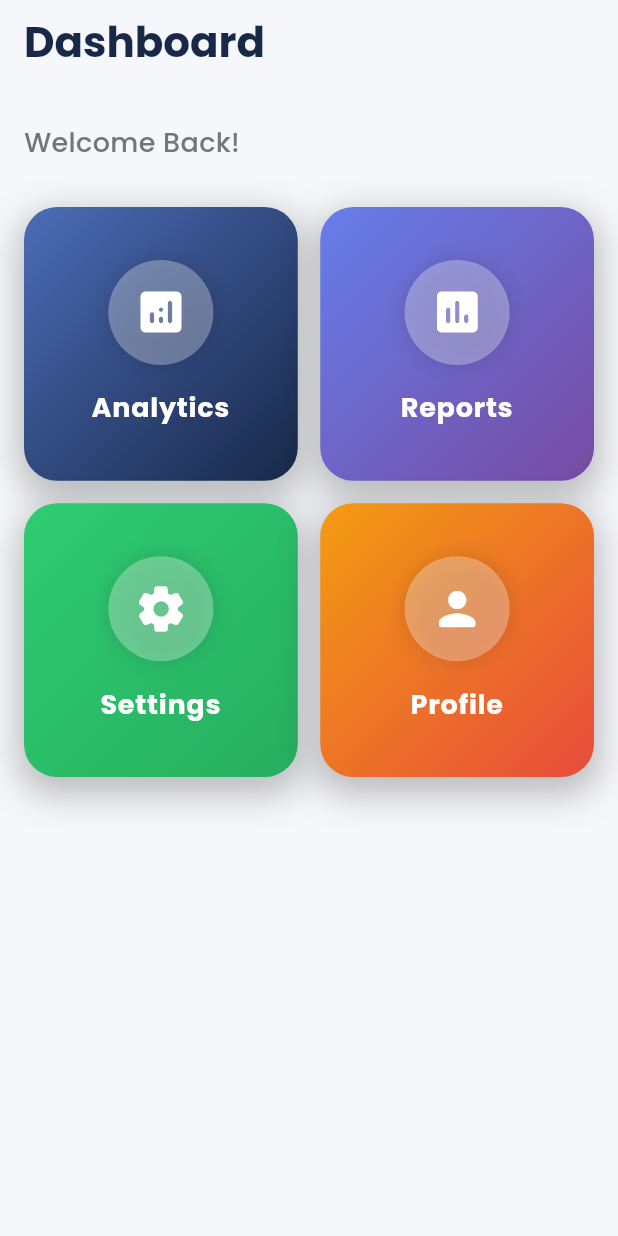
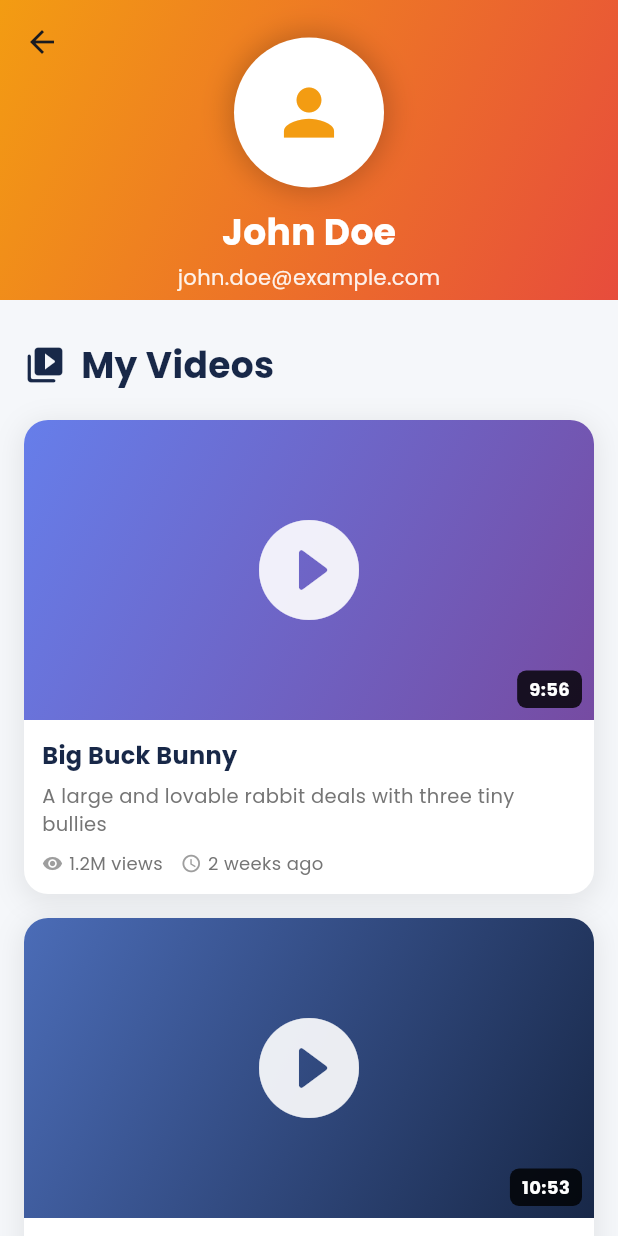
Before and after one commit to 7amed3li/Flutter_Practice, a Flutter app: the screen it shows after launch, after a tap on "Profile", on a phone screen of 412 x 824 dp. Run offline on Flutter 3.47's test engine with Material 3 defaults, Android fonts, the phone set to English and light mode, and no system bars; our stand-ins replace google_fonts, video_player; network calls fail.

Commit message:
Update splash screen, styles, and add new profile/video screens

```diff
--- a/apps/SmartSplashGrid/lib/screens/home_screen.dart
+++ b/apps/SmartSplashGrid/lib/screens/home_screen.dart
@@ -1,6 +1,7 @@
 import 'package:flutter/material.dart';
 import '../widgets/dashboard_card.dart';
 import '../theme/app_theme.dart';
+import 'profile_screen.dart';
 
 class HomeScreen extends StatelessWidget {
   const HomeScreen({super.key});
@@ -48,18 +49,18 @@ class HomeScreen extends StatelessWidget {
                   crossAxisCount: 2,
                   mainAxisSpacing: 15,
                   crossAxisSpacing: 15,
-                  children: const [
-                    DashboardCard(
+                  children: [
+                    const DashboardCard(
                       title: 'Analytics',
                       icon: Icons.analytics_rounded,
                       gradient: AppTheme.cardGradient1,
                     ),
-                    DashboardCard(
+                    const DashboardCard(
                       title: 'Reports',
                       icon: Icons.assessment_rounded,
                       gradient: AppTheme.cardGradient2,
                     ),
-                    DashboardCard(
+                    const DashboardCard(
                       title: 'Settings',
                       icon: Icons.settings_rounded,
                       gradient: AppTheme.cardGradient3,
@@ -68,6 +69,13 @@ class HomeScreen extends StatelessWidget {
                       title: 'Profile',
                       icon: Icons.person_rounded,
                       gradient: AppTheme.cardGradient4,
+                      onTap: () {
+                        Navigator.of(context).push(
+                          MaterialPageRoute(
+                            builder: (context) => const ProfileScreen(),
+                          ),
+                        );
+                      },
                     ),
                   ],
                 ),
--- /dev/null
+++ b/apps/SmartSplashGrid/lib/screens/profile_screen.dart
@@ -0,0 +1,415 @@
+import 'package:flutter/material.dart';
+import '../theme/app_theme.dart';
+import 'video_player_screen.dart';
+
+class ProfileScreen extends StatelessWidget {
+  const ProfileScreen({super.key});
+
+  @override
+  Widget build(BuildContext context) {
+    return Scaffold(
+      backgroundColor: const Color(0xFFF5F7FA),
+      body: CustomScrollView(
+        slivers: [
+          // App Bar with gradient
+          SliverAppBar(
+            expandedHeight: 200,
+            floating: false,
+            pinned: true,
+            flexibleSpace: FlexibleSpaceBar(
+              background: Container(
+                decoration: const BoxDecoration(
+                  gradient: AppTheme.cardGradient4,
+                ),
+                child: SafeArea(
+                  child: Column(
+                    mainAxisAlignment: MainAxisAlignment.center,
+                    children: [
+                      const SizedBox(height: 20),
+                      // Profile Avatar
+                      Container(
+                        width: 100,
+                        height: 100,
+                        decoration: BoxDecoration(
+                          shape: BoxShape.circle,
+                          color: Colors.white,
+                          boxShadow: [
+                            BoxShadow(
+                              color: Colors.black.withOpacity(0.2),
+                              blurRadius: 15,
+                              spreadRadius: 3,
+                            ),
+                          ],
+                        ),
+                        child: const Icon(
+                          Icons.person,
+                          size: 50,
+                          color: AppTheme.cardOrange,
+                        ),
+                      ),
+                      const SizedBox(height: 12),
+                      const Text(
+                        'John Doe',
+                        style: TextStyle(
+                          fontSize: 24,
+                          fontWeight: FontWeight.bold,
+                          color: Colors.white,
+                        ),
+                      ),
+                      const SizedBox(height: 4),
+                      Text(
+                        'john.doe@example.com',
+                        style: TextStyle(
+                          fontSize: 14,
+                          color: Colors.white.withOpacity(0.9),
+                        ),
+                      ),
+                    ],
+                  ),
+                ),
+              ),
+            ),
+          ),
+
+          // Content
+          SliverToBoxAdapter(
+            child: Padding(
+              padding: const EdgeInsets.all(16.0),
+              child: Column(
+                crossAxisAlignment: CrossAxisAlignment.start,
+                children: [
+                  const SizedBox(height: 10),
+
+                  // Section Title
+                  Row(
+                    children: [
+                      const Icon(
+                        Icons.video_library_rounded,
+                        color: AppTheme.deepBlue,
+                        size: 28,
+                      ),
+                      const SizedBox(width: 10),
+                      const Text(
+                        'My Videos',
+                        style: TextStyle(
+                          fontSize: 24,
+                          fontWeight: FontWeight.bold,
+                          color: AppTheme.deepBlue,
+                        ),
+                      ),
+                    ],
+                  ),
+
+                  const SizedBox(height: 20),
+
+                  // Video 1
+                  _buildVideoCard(
+                    context,
+                    title: 'Big Buck Bunny',
+                    description: 'A large and lovable rabbit deals with three tiny bullies',
+                    duration: '9:56',
+                    views: '1.2M views',
+                    uploadDate: '2 weeks ago',
+                    videoUrl: 'https://commondatastorage.googleapis.com/gtv-videos-bucket/sample/BigBuckBunny.mp4',
+                    thumbnailGradient: const LinearGradient(
+                      begin: Alignment.topLeft,
+                      end: Alignment.bottomRight,
+                      colors: [Color(0xFF667eea), Color(0xFF764ba2)],
+                    ),
+                    thumbnailIcon: Icons.play_circle_filled_rounded,
+                  ),
+
+                  const SizedBox(height: 16),
+
+                  // Video 2
+                  _buildVideoCard(
+                    context,
+                    title: 'Elephants Dream',
+                    description: 'An experimental short film about two strange characters',
+                    duration: '10:53',
+                    views: '850K views',
+                    uploadDate: '1 month ago',
+                    videoUrl: 'https://commondatastorage.googleapis.com/gtv-videos-bucket/sample/ElephantsDream.mp4',
+                    thumbnailGradient: const LinearGradient(
+                      begin: Alignment.topLeft,
+                      end: Alignment.bottomRight,
+                      colors: [Color(0xFF4b6cb7), Color(0xFF182848)],
+                    ),
+                    thumbnailIcon: Icons.play_circle_filled_rounded,
+                  ),
+
+                  const SizedBox(height: 16),
+
+                  // Video 3
+                  _buildVideoCard(
+                    context,
+                    title: 'For Bigger Blazes',
+                    description: 'A showcase of stunning fire and flame effects',
+                    duration: '0:15',
+                    views: '620K views',
+                    uploadDate: '3 weeks ago',
+                    videoUrl: 'https://commondatastorage.googleapis.com/gtv-videos-bucket/sample/ForBiggerBlazes.mp4',
+                    thumbnailGradient: const LinearGradient(
+                      begin: Alignment.topLeft,
+                      end: Alignment.bottomRight,
+                      colors: [Color(0xFF2ecc71), Color(0xFF27ae60)],
+                    ),
+                    thumbnailIcon: Icons.play_circle_filled_rounded,
+                  ),
+
+                  const SizedBox(height: 30),
+
+                  // Stats Section
+                  const Text(
+                    'Channel Statistics',
+                    style: TextStyle(
+                      fontSize: 20,
+                      fontWeight: FontWeight.bold,
+                      color: AppTheme.deepBlue,
+                    ),
+                  ),
+
+                  const SizedBox(height: 16),
+
+                  Row(
+                    children: [
+                      Expanded(
+                        child: _buildStatCard(
+                          icon: Icons.video_library,
+                          value: '24',
+                          label: 'Videos',
+                          gradient: AppTheme.cardGradient1,
+                        ),
+                      ),
+                      const SizedBox(width: 12),
+                      Expanded(
+                        child: _buildStatCard(
+                          icon: Icons.people,
+                          value: '12.5K',
+                          label: 'Subscribers',
+                          gradient: AppTheme.cardGradient2,
+                        ),
+                      ),
+                      const SizedBox(width: 12),
+                      Expanded(
+                        child: _buildStatCard(
+                          icon: Icons.visibility,
+                          value: '2.8M',
+                          label: 'Views',
+                          gradient: AppTheme.cardGradient3,
+                        ),
+                      ),
+                    ],
+                  ),
+
+                  const SizedBox(height: 30),
+                ],
+              ),
+            ),
+          ),
+        ],
+      ),
+    );
+  }
+
+  Widget _buildVideoCard(
+    BuildContext context, {
+    required String title,
+    required String description,
+    required String duration,
+    required String views,
+    required String uploadDate,
+    required String videoUrl,
+    required LinearGradient thumbnailGradient,
+    required IconData thumbnailIcon,
+  }) {
+    return InkWell(
+      onTap: () {
+        Navigator.of(context).push(
+          MaterialPageRoute(
+            builder: (context) => VideoPlayerScreen(
+              videoTitle: title,
+              videoUrl: videoUrl,
+            ),
+          ),
+        );
+      },
+      borderRadius: BorderRadius.circular(16),
+      child: Container(
+        decoration: BoxDecoration(
+          color: Colors.white,
+          borderRadius: BorderRadius.circular(16),
+          boxShadow: [
+            BoxShadow(
+              color: Colors.black.withOpacity(0.08),
+              blurRadius: 15,
+              spreadRadius: 2,
+              offset: const Offset(0, 4),
+            ),
+          ],
+        ),
+        child: Column(
+          crossAxisAlignment: CrossAxisAlignment.start,
+          children: [
+            // Thumbnail
+            Stack(
+              children: [
+                Container(
+                  height: 200,
+                  decoration: BoxDecoration(
+                    gradient: thumbnailGradient,
+                    borderRadius: const BorderRadius.only(
+                      topLeft: Radius.circular(16),
+                      topRight: Radius.circular(16),
+                    ),
+                  ),
+                  child: Center(
+                    child: Icon(
+                      thumbnailIcon,
+                      size: 80,
+                      color: Colors.white.withOpacity(0.9),
+                    ),
+                  ),
+                ),
+                // Duration badge
+                Positioned(
+                  bottom: 8,
+                  right: 8,
+                  child: Container(
+                    padding: const EdgeInsets.symmetric(
+                      horizontal: 8,
+                      vertical: 4,
+                    ),
+                    decoration: BoxDecoration(
+                      color: Colors.black.withOpacity(0.8),
+                      borderRadius: BorderRadius.circular(6),
+                    ),
+                    child: Text(
+                      duration,
+                      style: const TextStyle(
+                        color: Colors.white,
+                        fontSize: 12,
+                        fontWeight: FontWeight.bold,
+                      ),
+                    ),
+                  ),
+                ),
+              ],
+            ),
+
+            // Video Info
+            Padding(
+              padding: const EdgeInsets.all(12.0),
+              child: Column(
+                crossAxisAlignment: CrossAxisAlignment.start,
+                children: [
+                  Text(
+                    title,
+                    style: const TextStyle(
+                      fontSize: 16,
+                      fontWeight: FontWeight.bold,
+                      color: AppTheme.deepBlue,
+                    ),
+                    maxLines: 2,
+                    overflow: TextOverflow.ellipsis,
+                  ),
+                  const SizedBox(height: 6),
+                  Text(
+                    description,
+                    style: TextStyle(
+                      fontSize: 13,
+                      color: Colors.grey[600],
+                    ),
+                    maxLines: 2,
+                    overflow: TextOverflow.ellipsis,
+                  ),
+                  const SizedBox(height: 8),
+                  Row(
+                    children: [
+                      Icon(
+                        Icons.visibility,
+                        size: 14,
+                        color: Colors.grey[500],
+                      ),
+                      const SizedBox(width: 4),
+                      Text(
+                        views,
+                        style: TextStyle(
+                          fontSize: 12,
+                          color: Colors.grey[600],
+                        ),
+                      ),
+                      const SizedBox(width: 12),
+                      Icon(
+                        Icons.access_time,
+                        size: 14,
+                        color: Colors.grey[500],
+                      ),
+                      const SizedBox(width: 4),
+                      Text(
+                        uploadDate,
+                        style: TextStyle(
+                          fontSize: 12,
+                          color: Colors.grey[600],
+                        ),
+                      ),
+                    ],
+                  ),
+                ],
+              ),
+            ),
+          ],
+        ),
+      ),
+    );
+  }
+
+  Widget _buildStatCard({
+    required IconData icon,
+    required String value,
+    required String label,
+    required LinearGradient gradient,
+  }) {
+    return Container(
+      padding: const EdgeInsets.all(16),
+      decoration: BoxDecoration(
+        gradient: gradient,
+        borderRadius: BorderRadius.circular(16),
+        boxShadow: [
+          BoxShadow(
+            color: Colors.black.withOpacity(0.15),
+            blurRadius: 10,
+            spreadRadius: 1,
+            offset: const Offset(0, 4),
+          ),
+        ],
+      ),
+      child: Column(
+        children: [
+          Icon(
+            icon,
+            color: Colors.white,
+            size: 28,
+          ),
+          const SizedBox(height: 8),
+          Text(
+            value,
+            style: const TextStyle(
+              fontSize: 18,
+              fontWeight: FontWeight.bold,
+              color: Colors.white,
+            ),
+          ),
+          const SizedBox(height: 4),
+          Text(
+            label,
+            style: TextStyle(
+              fontSize: 12,
+              color: Colors.white.withOpacity(0.9),
+            ),
+          ),
+        ],
+      ),
+    );
+  }
+}
--- a/apps/SmartSplashGrid/lib/screens/splash_screen.dart
+++ b/apps/SmartSplashGrid/lib/screens/splash_screen.dart
@@ -111,6 +111,8 @@ class _SplashScreenState extends State<SplashScreen>
   }
 
   void _navigateToHome() {
+    if (!mounted) return;
+
     Navigator.of(context).pushReplacement(
       PageRouteBuilder(
         pageBuilder: (context, animation, secondaryAnimation) =>
--- a/apps/SmartSplashGrid/lib/widgets/dashboard_card.dart
+++ b/apps/SmartSplashGrid/lib/widgets/dashboard_card.dart
@@ -4,12 +4,14 @@ class DashboardCard extends StatefulWidget {
   final String title;
   final IconData icon;
   final LinearGradient gradient;
+  final VoidCallback? onTap;
 
   const DashboardCard({
     super.key,
     required this.title,
     required this.icon,
     required this.gradient,
+    this.onTap,
   });
 
   @override
@@ -68,6 +70,9 @@ class _DashboardCardState extends State<DashboardCard>
       onTapCancel: _onTapCancel,
       onTap: () {
         // Handle card tap
+        if (widget.onTap != null) {
+          widget.onTap!();
+        } else {
           ScaffoldMessenger.of(context).showSnackBar(
             SnackBar(
               content: Text('${widget.title} tapped!'),
@@ -75,6 +80,7 @@ class _DashboardCardState extends State<DashboardCard>
               behavior: SnackBarBehavior.floating,
             ),
           );
+        }
       },
       child: AnimatedBuilder(
         animation: _scaleAnimation,
@@ -100,7 +106,6 @@ class _DashboardCardState extends State<DashboardCard>
                 color: Colors.transparent,
                 child: InkWell(
                   borderRadius: BorderRadius.circular(22),
-                  onTap: () {},
                   child: Padding(
                     padding: const EdgeInsets.all(16.0),
                     child: Column(
--- a/apps/SmartSplashGrid/pubspec.yaml
+++ b/apps/SmartSplashGrid/pubspec.yaml
@@ -11,6 +11,8 @@ dependencies:
     sdk: flutter
   cupertino_icons: ^1.0.2
   google_fonts: ^6.1.0
+  video_player: ^2.8.2
+  chewie: ^1.7.5
 
 dev_dependencies:
   flutter_test:
@@ -19,6 +21,3 @@ dev_dependencies:
 
 flutter:
   uses-material-design: true
-
-  assets:
-    - assets/images/
```
Also changed, not shown: apps/SmartSplashGrid/lib/main_test.dart (added, +30 -0 lines), apps/SmartSplashGrid/lib/screens/splash_screen_simple.dart (added, +72 -0 lines), apps/SmartSplashGrid/lib/screens/video_player_screen.dart (added, +125 -0 lines), apps/SmartSplashGrid/pubspec.lock, 9 other files. Lines whose indentation alone changed are shown as unchanged.
